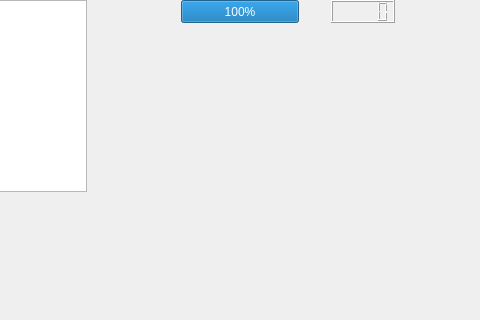
Old version of the form AttackUniversity/nivel1.ui in the repository juan154850/Juego-info-2-Attack-University-; both pictures show x 169 to 649 and y 0 to 320 of the 800 by 600 pixel window.
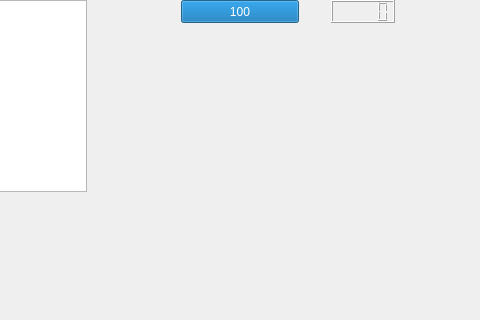
New version of the form.

Diff of the .ui file:
```diff
--- a/AttackUniversity/nivel1.ui
+++ b/AttackUniversity/nivel1.ui
@@ -75,8 +75,14 @@
      <height>23</height>
     </rect>
    </property>
+   <property name="maximum">
+    <number>500</number>
+   </property>
    <property name="value">
-    <number>100</number>
+    <number>500</number>
+   </property>
+   <property name="format">
+    <string>%p</string>
    </property>
   </widget>
   <widget class="QLCDNumber" name="lcdNumber_3">
```
